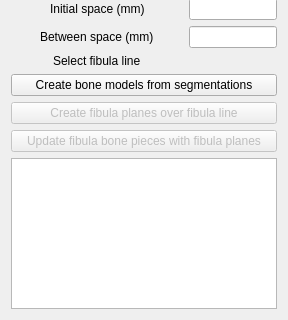
SlicerIGT/SlicerBoneReconstructionPlanner, file BoneReconstructionPlanner/Resources/UI/BoneReconstructionPlanner.ui: the form before one commit; both pictures show x 0 to 288 and y 141 to 461 of the 288 by 461 pixel window.
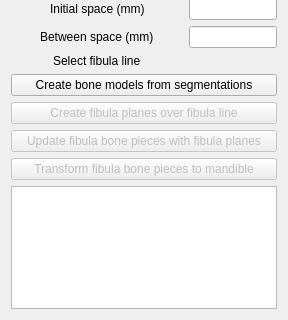
The form after the commit. Custom widgets are drawn as their Qt base class.

Commit message: Add button to transform the fibula bone pieces to the mandible and its functionality, corrected the fibula planes transform formula

Patch:
```diff
--- a/BoneReconstructionPlanner/Resources/UI/BoneReconstructionPlanner.ui
+++ b/BoneReconstructionPlanner/Resources/UI/BoneReconstructionPlanner.ui
@@ -208,6 +208,16 @@
      </property>
     </widget>
    </item>
+   <item>
+    <widget class="QPushButton" name="bonesToMandibleButton">
+     <property name="enabled">
+      <bool>false</bool>
+     </property>
+     <property name="text">
+      <string>Transform fibula bone pieces to mandible</string>
+     </property>
+    </widget>
+   </item>
    <item>
     <widget class="qMRMLSubjectHierarchyTreeView" name="planesTreeView">
      <property name="nodeTypes">
```
The commit also changes 1 other file.
